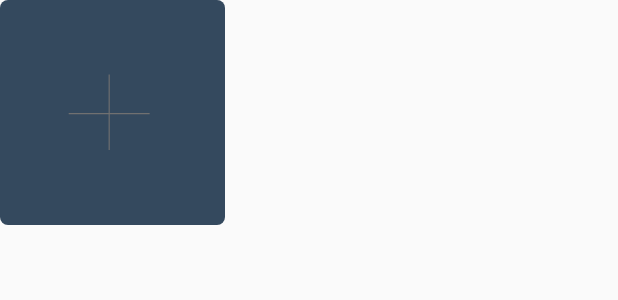
After one commit to lielfr/OurStory, an Android app: the layout addmemory_rv_item.xml on its own in the app's theme, with its tools: preview values and no code run, on a phone screen of 412 x 824 dp. The commit adds this screen. Shown: the top 300 px of the screen. Run offline under Robolectric (Android 15) with nearby library versions, the phone set to English and light mode, and no system bars.

Commit message:
Began working on the Add Images section

```diff
--- /dev/null
+++ b/app/src/main/res/drawable/ic_plus_cube.xml
@@ -0,0 +1,17 @@
+<vector xmlns:android="http://schemas.android.com/apk/res/android"
+    android:width="200dp"
+    android:height="200dp"
+    android:autoMirrored="true"
+    android:viewportWidth="200"
+    android:viewportHeight="200">
+    <path
+        android:fillColor="#00000000"
+        android:pathData="m61.069,101.05l71.953,0"
+        android:strokeWidth="1"
+        android:strokeColor="#707070" />
+    <path
+        android:fillColor="#00000000"
+        android:pathData="m97.045,66.176l0,67.109"
+        android:strokeWidth="1"
+        android:strokeColor="#707070" />
+</vector>
--- /dev/null
+++ b/app/src/main/res/drawable/rv_round_add.xml
@@ -0,0 +1,8 @@
+<?xml version="1.0" encoding="utf-8"?>
+<shape xmlns:android="http://schemas.android.com/apk/res/android"
+    android:shape="rectangle">
+
+    <corners android:radius="5dp" />
+    <solid android:color="@color/colorPrimary" />
+
+</shape>
--- /dev/null
+++ b/app/src/main/res/layout/addmemory_rv_item.xml
@@ -0,0 +1,19 @@
+<?xml version="1.0" encoding="utf-8"?>
+<androidx.constraintlayout.widget.ConstraintLayout xmlns:android="http://schemas.android.com/apk/res/android"
+    xmlns:app="http://schemas.android.com/apk/res-auto"
+    xmlns:tools="http://schemas.android.com/tools"
+    android:layout_width="150dp"
+    android:layout_height="150dp"
+    android:background="@drawable/rv_round_add"
+    android:orientation="vertical">
+
+    <ImageView
+        android:id="@+id/imageViewAMRV"
+        android:layout_width="0dp"
+        android:layout_height="wrap_content"
+        app:layout_constraintBottom_toBottomOf="parent"
+        app:layout_constraintEnd_toEndOf="parent"
+        app:layout_constraintStart_toStartOf="parent"
+        app:layout_constraintTop_toTopOf="parent"
+        tools:srcCompat="@drawable/ic_plus_cube" />
+</androidx.constraintlayout.widget.ConstraintLayout>
--- a/build.gradle
+++ b/build.gradle
@@ -4,6 +4,7 @@ buildscript {
     repositories {
         google()
         jcenter()
+
 
     }
     dependencies {
@@ -18,6 +19,7 @@ allprojects {
     repositories {
         google()
         jcenter()
+        maven { url "https://jitpack.io" }
 
     }
 }
```
Also changed, not shown: app/build.gradle (+7 -0 lines), app/src/main/java/com/example/addmemory/AddMemoryImageAdapter.java (added, +78 -0 lines), app/src/main/res/layout/activity_main.xml (+34 -29 lines).
